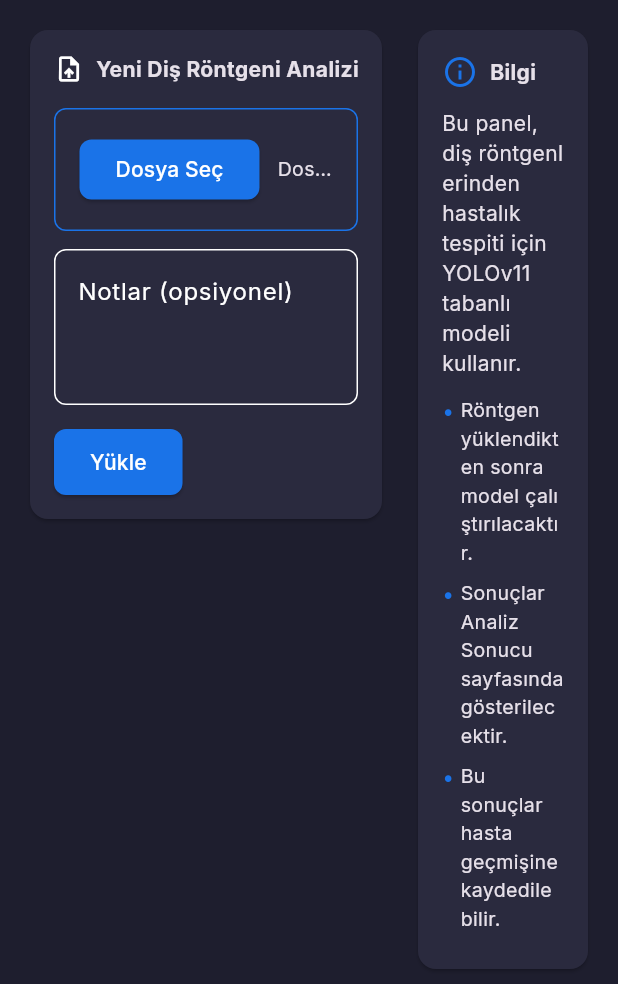
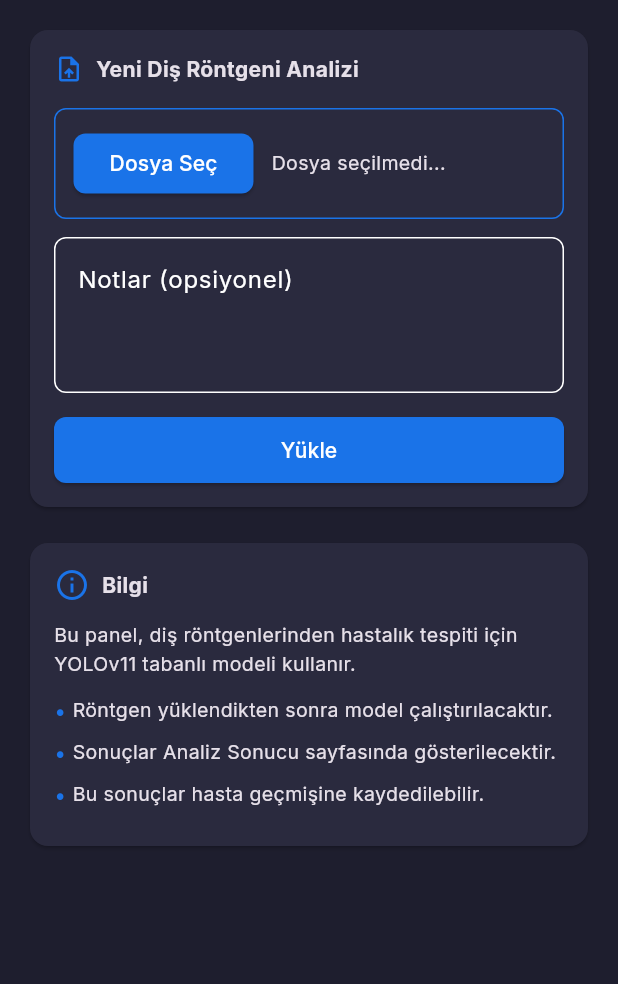
Before and after one commit to emir-png/dental-ai-mobile, a Flutter app: the XrayUploadScreen screen opened by its route, on a phone screen of 412 x 824 dp, the part 252-1236 px from its top. Run offline on Flutter 3.47's test engine with Material 3 defaults, Android fonts, the phone set to English and light mode, and no system bars; our stand-ins replace flutter_bloc, go_router, google_fonts, image_picker, shared_preferences, sqflite; accounts and stored records are empty.

Commit message:
feat: xray upload screen responsive layout - telefonda dikey tablet/web'de yatay

```diff
--- a/lib/features/xray/presentation/xray_upload_screen.dart
+++ b/lib/features/xray/presentation/xray_upload_screen.dart
@@ -97,13 +97,10 @@ class _XrayUploadScreenState extends State<XrayUploadScreen> {
             ),
             const SizedBox(height: 16),
 
-            Row(
-              crossAxisAlignment: CrossAxisAlignment.start,
-              children: [
-                // Sol kart - Upload formu
-                Expanded(
-                  flex: 2,
-                  child: Card(
+            LayoutBuilder(
+              builder: (context, constraints) {
+                final isWide = constraints.maxWidth >= 600;
+                final uploadCard = Card(
                   child: Padding(
                     padding: const EdgeInsets.all(16),
                     child: Column(
@@ -111,7 +108,8 @@ class _XrayUploadScreenState extends State<XrayUploadScreen> {
                       children: [
                         Row(
                           children: const [
-                              Icon(Icons.upload_file, size: 20),
+                            Icon(Icons.upload_file,
+                                size: 20, color: AppColors.primary),
                             SizedBox(width: 8),
                             Text(
                               'Yeni Diş Röntgeni Analizi',
@@ -124,7 +122,7 @@ class _XrayUploadScreenState extends State<XrayUploadScreen> {
                         // Dosya seç butonu
                         Container(
                           width: double.infinity,
-                            padding: const EdgeInsets.all(16),
+                          padding: const EdgeInsets.all(12),
                           decoration: BoxDecoration(
                             border: Border.all(color: AppColors.primary),
                             borderRadius: BorderRadius.circular(8),
@@ -181,6 +179,7 @@ class _XrayUploadScreenState extends State<XrayUploadScreen> {
 
                         // Yükle butonu
                         SizedBox(
+                          width: double.infinity,
                           height: 44,
                           child: ElevatedButton(
                             onPressed: _isLoading ? null : _uploadAndAnalyze,
@@ -199,15 +198,9 @@ class _XrayUploadScreenState extends State<XrayUploadScreen> {
                       ],
                     ),
                   ),
-                  ),
-                ),
+                );
 
-                const SizedBox(width: 16),
-
-                // Sağ kart - Bilgi
-                Expanded(
-                  flex: 1,
-                  child: Card(
+                final infoCard = Card(
                   child: Padding(
                     padding: const EdgeInsets.all(16),
                     child: Column(
@@ -227,20 +220,42 @@ class _XrayUploadScreenState extends State<XrayUploadScreen> {
                         SizedBox(height: 12),
                         Text(
                           'Bu panel, diş röntgenlerinden hastalık tespiti için YOLOv11 tabanlı modeli kullanır.',
+                          style: TextStyle(fontSize: 13),
                         ),
                         SizedBox(height: 12),
                         _BilgiItem(
-                              text: 'Röntgen yüklendikten sonra model çalıştırılacaktır.'),
+                            text:
+                                'Röntgen yüklendikten sonra model çalıştırılacaktır.'),
                         _BilgiItem(
-                              text: 'Sonuçlar Analiz Sonucu sayfasında gösterilecektir.'),
+                            text:
+                                'Sonuçlar Analiz Sonucu sayfasında gösterilecektir.'),
                         _BilgiItem(
-                              text: 'Bu sonuçlar hasta geçmişine kaydedilebilir.'),
+                            text:
+                                'Bu sonuçlar hasta geçmişine kaydedilebilir.'),
                       ],
                     ),
                   ),
-                  ),
-                ),
+                );
+
+                if (isWide) {
+                  return Row(
+                    crossAxisAlignment: CrossAxisAlignment.start,
+                    children: [
+                      Expanded(flex: 2, child: uploadCard),
+                      const SizedBox(width: 16),
+                      Expanded(flex: 1, child: infoCard),
                     ],
+                  );
+                } else {
+                  return Column(
+                    children: [
+                      uploadCard,
+                      const SizedBox(height: 16),
+                      infoCard,
+                    ],
+                  );
+                }
+              },
             ),
           ],
         ),
```
Lines whose indentation alone changed are shown as unchanged.
